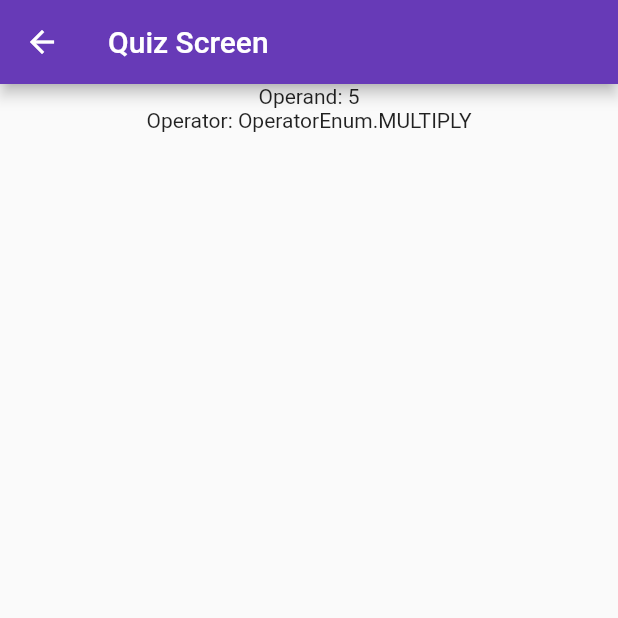
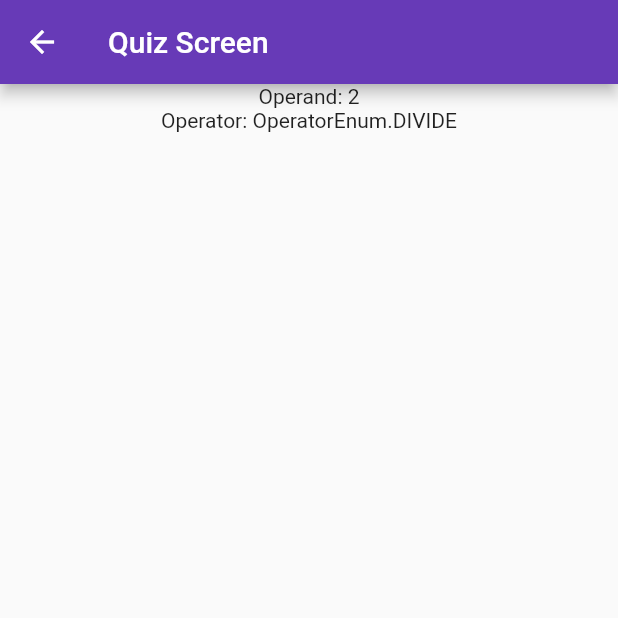
Before and after one commit to dbland87/math_summit, a Flutter app: the screen it shows after launch, after a tap on "Take Quiz", on a phone screen of 412 x 824 dp, the top half of it. Run offline on Flutter 3.47's test engine with Material 2 defaults, Android fonts, the phone set to English and light mode, and no system bars.

Commit message:
Added mock data

```diff
--- a/lib/bloc/QuizBloc.dart
+++ b/lib/bloc/QuizBloc.dart
@@ -1,6 +1,7 @@
 import 'dart:async';
 
 import 'package:math_ninja/constants/OperatorEnum.dart';
+import 'package:math_ninja/data/Problem.dart';
 import 'package:math_ninja/data/Quiz.dart';
 import 'package:math_ninja/data/QuizRepository.dart';
 
@@ -16,12 +17,7 @@ class QuizBloc {
   void loadQuizData() {
     _quizStreamController.sink.add(QuizState._quizLoading());
     _quizRepository.getQuiz().then((quiz) {
-      _quizStreamController.sink.add(QuizState._quizData(
-        Quiz(
-          operator: OperatorEnum.MULTIPLY,
-          operand: 5
-        )
-      ));
+      _quizStreamController.sink.add(QuizState._quizData(quiz));
     });
   }
 
--- a/lib/data/Problem.dart
+++ b/lib/data/Problem.dart
@@ -1,33 +1,34 @@
+import 'package:flutter/material.dart';
 import 'package:math_ninja/constants/OperatorEnum.dart';
 
 class Problem {
-  int _first;
-  int _second;
-  OperatorEnum _operator;
+
+  final int first;
+  final int second;
+  final OperatorEnum operator;
   int _response = -1;
 
-  Problem(int first, int second, OperatorEnum operator) {
-    this._first = first;
-    this._second = second;
-    this._operator = operator;
-  }
+  Problem({@required this.first, @required this.second, @required this.operator}):
+        assert (first != null),
+        assert(second != null),
+        assert(operator != null);
 
   int answer() {
-    switch (_operator) {
+    switch (operator) {
       case OperatorEnum.MULTIPLY:
-        return _first * _second;
+        return this.first * second;
         break;
       case OperatorEnum.DIVIDE:
-        return _first ~/ _second;
+        return first ~/ second;
         break;
       case OperatorEnum.ADD:
-        return _first + _second;
+        return first + second;
         break;
       case OperatorEnum.SUBTRACT:
-        return _first - _second;
+        return first - second;
         break;
     }
-    throw new Exception("Error computing answer for: $_first $_second $_operator");
+    throw new Exception("Error computing answer for: $first $second $operator");
   }
 
   bool isCorrect() {
--- a/lib/data/Quiz.dart
+++ b/lib/data/Quiz.dart
@@ -4,15 +4,14 @@ import 'Problem.dart';
 
 class Quiz {
 
+  final int operand;
+  final OperatorEnum operator;
+  final List<Problem> problems;
+
   Quiz({@required this.operand, @required this.operator, @required this.problems}):
         assert (operand != null),
         assert(operator != null),
         assert(problems != null && problems.isNotEmpty);
-
-  final int operand;
-  final OperatorEnum operator;
-  final List<Problem> problems;
-
   bool isComplete() {
     return problems.any((element) => !element.isComplete());
   }
--- a/lib/data/QuizRepository.dart
+++ b/lib/data/QuizRepository.dart
@@ -1,10 +1,21 @@
 import 'package:math_ninja/constants/OperatorEnum.dart';
+import 'package:math_ninja/data/Problem.dart';
 
 import 'Quiz.dart';
 
 class QuizRepository {
+
+  static final Problem problem1 = Problem(first: 1, second: 2, operator: OperatorEnum.DIVIDE);
+  static final Problem problem2 = Problem(first: 2, second: 2, operator: OperatorEnum.DIVIDE);
+  static final Problem problem3 = Problem(first: 3, second: 2, operator: OperatorEnum.DIVIDE);
+  static final Problem problem4 = Problem(first: 4, second: 2, operator: OperatorEnum.DIVIDE);
+
+  static final List<Problem> problemList = new List.from([problem1, problem2, problem3, problem4]);
+
+  Quiz quiz = Quiz(operand: 2, operator: OperatorEnum.DIVIDE, problems: problemList);
+
   Future<Quiz> getQuiz() async {
     await Future.delayed(Duration(seconds: 1));
-    return Quiz(operand: 5, operator: OperatorEnum.MULTIPLY, problems: null);
+    return quiz;
   }
 }
--- a/lib/ui/screens/QuizScreen.dart
+++ b/lib/ui/screens/QuizScreen.dart
@@ -30,7 +30,9 @@ class _QuizScreenState extends State<QuizScreen> {
         title: const Text('Quiz Screen'),
       ),
       body: SafeArea(
-        child: StreamBuilder<QuizState>(
+        child: Column(
+          children: <Widget>[
+            StreamBuilder<QuizState>(
                 stream: _quizBloc.quiz,
                 initialData: QuizInitState(),
                 builder: (context, snapshot) {
@@ -44,6 +46,8 @@ class _QuizScreenState extends State<QuizScreen> {
                   }
                 }
             ),
+          ],
+        )
       ),
     );
   }
```
Lines whose indentation alone changed are shown as unchanged.
